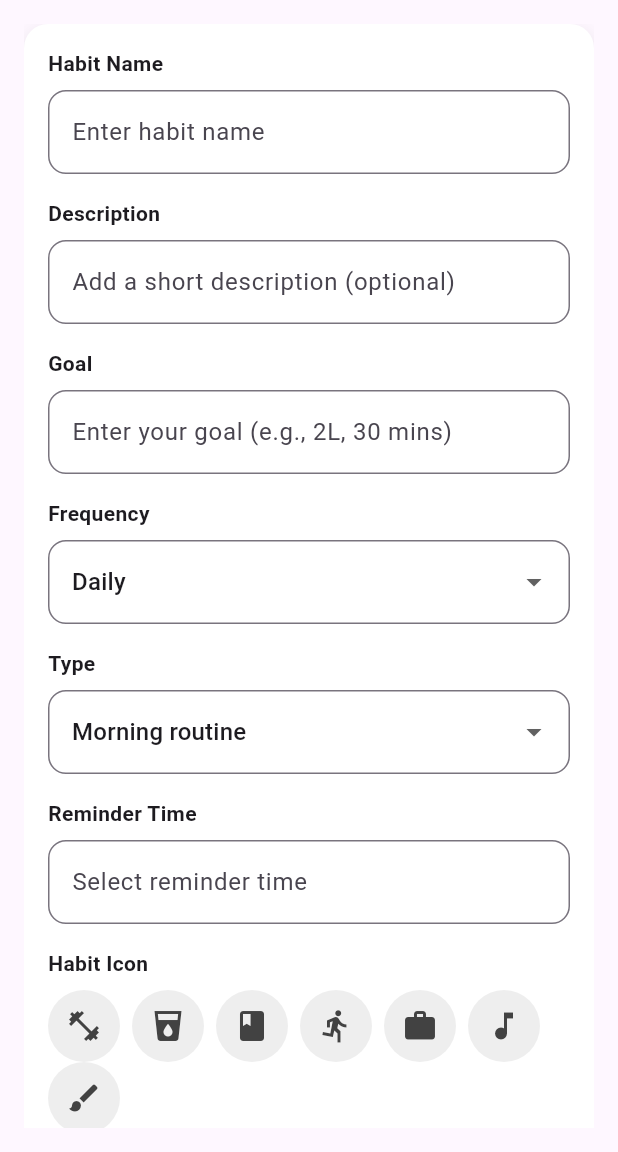
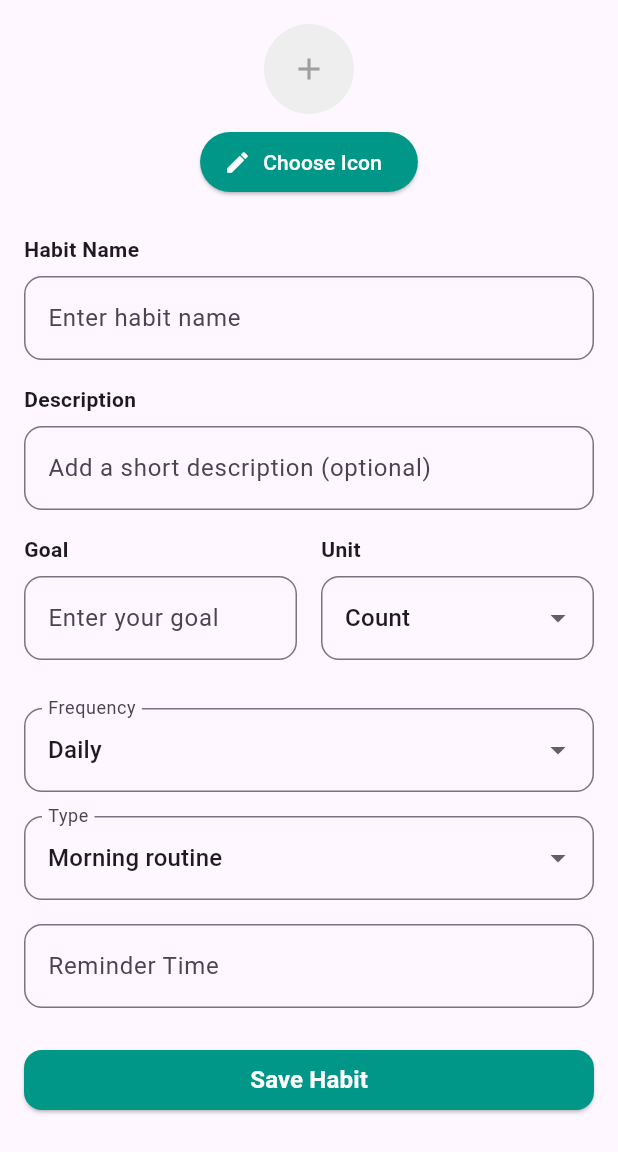
Before and after one commit to gregaspan/recur, a Flutter app: the AddHabitScreen screen opened directly, on a phone screen of 412 x 824 dp, the part 84-1236 px from its top. Run offline on Flutter 3.47's test engine with Material 3 defaults, Android fonts, the phone set to English and light mode, and no system bars; our stand-ins replace cloud_firestore, firebase_core, fl_chart, table_calendar; accounts and stored records are empty.

Commit message:
detailed habits, updated add habits, read progress from database

```diff
--- a/recur_application/lib/screens/add_habit_screen.dart
+++ b/recur_application/lib/screens/add_habit_screen.dart
@@ -1,6 +1,8 @@
 import 'package:flutter/material.dart';
 import 'package:cloud_firestore/cloud_firestore.dart';
 import 'package:uuid/uuid.dart';
+import 'package:recur_application/widgets/timer_picker_widget.dart';
+import 'package:recur_application/widgets/icon_picker.dart';
 
 class AddHabitScreen extends StatefulWidget {
   @override
@@ -11,12 +13,15 @@ class _AddHabitScreenState extends State<AddHabitScreen> {
   final TextEditingController habitNameController = TextEditingController();
   final TextEditingController descriptionController = TextEditingController();
   final TextEditingController goalController = TextEditingController();
+  final TextEditingController customUnitController = TextEditingController();
+  String selectedUnit = 'Count'; // Default unit
   TimeOfDay? selectedReminderTime;
   String selectedFrequency = 'Daily'; // Default frequency
   String selectedType = 'Morning routine'; // Default type
   IconData? selectedIcon; // Selected icon for the habit
 
-  final List<String> frequencies = ['Daily', 'Weekly', 'Monthly'];
+  final List<String> units = ['Count', 'Time', 'Custom'];
+  final List<String> frequencies = ['Daily', 'Weekly', 'Monthly', 'Yearly'];
   final List<String> types = [
     'Morning routine',
     'Exercise',
@@ -25,16 +30,6 @@ class _AddHabitScreenState extends State<AddHabitScreen> {
     'Other'
   ];
 
-  // Predefined icons for selection
-  final List<IconData> habitIcons = [
-    Icons.fitness_center,
-    Icons.local_drink,
-    Icons.book,
-    Icons.directions_run,
-    Icons.work,
-    Icons.music_note,
-    Icons.brush,
-  ];
 
   // Function to open the TimePicker
   Future<void> _selectReminderTime() async {
@@ -54,6 +49,7 @@ class _AddHabitScreenState extends State<AddHabitScreen> {
     String habitName = habitNameController.text.trim();
     String description = descriptionController.text.trim();
     String goal = goalController.text.trim();
+    String unit = selectedUnit == 'Custom' ? customUnitController.text.trim() : selectedUnit;
     String frequency = selectedFrequency;
     String type = selectedType;
     String reminderTime = selectedReminderTime != null
@@ -61,28 +57,29 @@ class _AddHabitScreenState extends State<AddHabitScreen> {
         : "No reminder set";
     IconData? icon = selectedIcon;
 
-  if (habitName.isEmpty) {
-    // Validate habit name
+    if (habitName.isEmpty || goal.isEmpty || unit.isEmpty) {
+      // Validate habit name, goal, and unit
       ScaffoldMessenger.of(context).showSnackBar(
-      SnackBar(content: Text("Habit name cannot be empty!")),
+        SnackBar(content: Text("Habit name, goal, and unit cannot be empty!")),
       );
       return;
     }
 
-  // Generiraj edinstven ID
-  String uniqueId = Uuid().v4(); // Ustvari UUID
+    // Generate unique ID
+    String uniqueId = Uuid().v4();
 
     try {
       // Add to Firestore collection with custom ID
       await FirebaseFirestore.instance.collection('habits').doc(uniqueId).set({
-      'id': uniqueId, // Shrani ID tudi v dokument
+        'id': uniqueId,
         'name': habitName,
         'description': description,
-      'goal': goal,
+        'goal': goal, // Goal stored as number
+        'unit': unit, // Unit (Count, Time, or Custom)
         'frequency': frequency,
         'type': type,
         'reminderTime': reminderTime,
-      'icon': icon != null ? icon.codePoint : null, // Shrani Unicode ikone
+        'icon': icon != null ? icon.codePoint : null,
         'createdAt': Timestamp.now(),
       });
 
@@ -91,7 +88,6 @@ class _AddHabitScreenState extends State<AddHabitScreen> {
         SnackBar(content: Text("Habit successfully added!")),
       );
 
-    // Close the screen
       Navigator.pop(context);
     } catch (e) {
       print("Error saving habit: $e");
@@ -116,148 +112,170 @@ class _AddHabitScreenState extends State<AddHabitScreen> {
     ),
     body: Padding(
       padding: const EdgeInsets.all(16.0),
-        child: Center(
       child: SingleChildScrollView(
-            child: Container(
-              decoration: BoxDecoration(
-                color: Colors.white,
-                borderRadius: BorderRadius.circular(16.0),
-                boxShadow: [
-                  BoxShadow(
-                    color: Colors.black.withOpacity(0.1),
-                    blurRadius: 10,
-                    offset: Offset(0, 5),
-                  ),
-                ],
-              ),
-              padding: EdgeInsets.all(16.0),
         child: Column(
           crossAxisAlignment: CrossAxisAlignment.start,
           children: [
-                  // Habit Name
-                  Text("Habit Name", style: TextStyle(fontWeight: FontWeight.bold)),
+            // Icon Selection at the top
+            Center(
+              child: Column(
+                children: [
+                  if (selectedIcon != null)
+                    Icon(
+                      selectedIcon,
+                      size: 60,
+                      color: Colors.teal,
+                    )
+                  else
+                    Container(
+                      height: 60,
+                      width: 60,
+                      decoration: BoxDecoration(
+                        color: Colors.grey[200],
+                        shape: BoxShape.circle,
+                      ),
+                      child: Icon(Icons.add, color: Colors.grey),
+                    ),
                   SizedBox(height: 8),
-                  TextField(
-                    controller: habitNameController,
-                    decoration: InputDecoration(
-                      hintText: "Enter habit name",
-                      border: OutlineInputBorder(borderRadius: BorderRadius.circular(12.0)),
-                    ),
-                  ),
-                  SizedBox(height: 16),
-
-                  // Description
-                  Text("Description", style: TextStyle(fontWeight: FontWeight.bold)),
-                  SizedBox(height: 8),
-                  TextField(
-                    controller: descriptionController,
-                    decoration: InputDecoration(
-                      hintText: "Add a short description (optional)",
-                      border: OutlineInputBorder(borderRadius: BorderRadius.circular(12.0)),
-                    ),
-                  ),
-                  SizedBox(height: 16),
-
-                  // Goal
-                  Text("Goal", style: TextStyle(fontWeight: FontWeight.bold)),
-                  SizedBox(height: 8),
-                  TextField(
-                    controller: goalController,
-                    decoration: InputDecoration(
-                      hintText: "Enter your goal (e.g., 2L, 30 mins)",
-                      border: OutlineInputBorder(borderRadius: BorderRadius.circular(12.0)),
-                    ),
-                  ),
-                  SizedBox(height: 16),
-
-                  // Frequency
-                  Text("Frequency", style: TextStyle(fontWeight: FontWeight.bold)),
-                  SizedBox(height: 8),
-                  DropdownButtonFormField<String>(
-                    value: selectedFrequency,
-                    onChanged: (value) {
-                      setState(() {
-                        selectedFrequency = value!;
-                      });
-                    },
-                    items: frequencies.map((frequency) {
-                      return DropdownMenuItem(
-                        value: frequency,
-                        child: Text(frequency),
-                      );
-                    }).toList(),
-                    decoration: InputDecoration(
-                      border: OutlineInputBorder(borderRadius: BorderRadius.circular(12.0)),
-                    ),
-                  ),
-                  SizedBox(height: 16),
-
-                  // Type
-                  Text("Type", style: TextStyle(fontWeight: FontWeight.bold)),
-                  SizedBox(height: 8),
-                  DropdownButtonFormField<String>(
-                    value: selectedType,
-                    onChanged: (value) {
-                      setState(() {
-                        selectedType = value!;
-                      });
-                    },
-                    items: types.map((type) {
-                      return DropdownMenuItem(
-                        value: type,
-                        child: Text(type),
-                      );
-                    }).toList(),
-                    decoration: InputDecoration(
-                      border: OutlineInputBorder(borderRadius: BorderRadius.circular(12.0)),
-                    ),
-                  ),
-                  SizedBox(height: 16),
-
-                  // Reminder Time
-                  Text("Reminder Time", style: TextStyle(fontWeight: FontWeight.bold)),
-                  SizedBox(height: 8),
-                  GestureDetector(
-                    onTap: _selectReminderTime,
-                    child: TextField(
-                      readOnly: true,
-                      onTap: _selectReminderTime,
-                      decoration: InputDecoration(
-                        hintText: selectedReminderTime != null
-                            ? selectedReminderTime!.format(context)
-                            : "Select reminder time",
-                        border: OutlineInputBorder(borderRadius: BorderRadius.circular(12.0)),
-                      ),
-                    ),
-                  ),
-                  SizedBox(height: 16),
-
-                  // Icon Selection
-                  Text("Habit Icon", style: TextStyle(fontWeight: FontWeight.bold)),
-                  SizedBox(height: 8),
-                  Wrap(
-                    spacing: 8,
-                    children: habitIcons.map((icon) {
-                      return GestureDetector(
-                        onTap: () {
+                  ElevatedButton.icon(
+                    onPressed: () {
+                      showDialog(
+                        context: context,
+                        builder: (context) => IconPicker(
+                          onIconSelected: (icon) {
                             setState(() {
                               selectedIcon = icon;
                             });
                           },
-                        child: Container(
-                          decoration: BoxDecoration(
-                            color: selectedIcon == icon ? Colors.teal : Colors.grey[200],
-                            shape: BoxShape.circle,
-                          ),
-                          padding: EdgeInsets.all(12.0),
-                          child: Icon(icon,
-                              color: selectedIcon == icon
-                                  ? Colors.white
-                                  : Colors.grey[800]),
                         ),
                       );
+                    },
+                    icon: Icon(Icons.edit),
+                    label: Text("Choose Icon"),
+                    style: ElevatedButton.styleFrom(
+                      backgroundColor: Colors.teal,
+                      foregroundColor: Colors.white,
+                    ),
+                  ),
+                ],
+              ),
+            ),
+            SizedBox(height: 24),
+
+            // Habit Name
+            _buildInputField("Habit Name", habitNameController, "Enter habit name"),
+            SizedBox(height: 16),
+
+            // Description
+            _buildInputField(
+                "Description", descriptionController, "Add a short description (optional)"),
+            SizedBox(height: 16),
+
+            // Goal and Unit
+            Row(
+              crossAxisAlignment: CrossAxisAlignment.start,
+              children: [
+                Expanded(
+                  child: Column(
+                    crossAxisAlignment: CrossAxisAlignment.start,
+                    children: [
+                      Text("Goal", style: TextStyle(fontWeight: FontWeight.bold)),
+                      SizedBox(height: 8),
+                      GestureDetector(
+                        onTap: () {
+                          if (selectedUnit == 'Time') {
+                            showDialog(
+                              context: context,
+                              builder: (context) => TimerPickerWidget(
+                                onTimeSelected: (time) {
+                                  setState(() {
+                                    goalController.text = time;
+                                  });
+                                },
+                              ),
+                            );
+                          }
+                        },
+                        child: AbsorbPointer(
+                          absorbing: selectedUnit == 'Time',
+                          child: TextField(
+                            controller: goalController,
+                            keyboardType: selectedUnit == 'Time'
+                                ? TextInputType.text
+                                : TextInputType.number,
+                            decoration: InputDecoration(
+                              hintText: selectedUnit == 'Time'
+                                  ? "Tap to set duration"
+                                  : "Enter your goal",
+                              border: OutlineInputBorder(
+                                borderRadius: BorderRadius.circular(12.0),
+                              ),
+                            ),
+                          ),
+                        ),
+                      ),
+                    ],
+                  ),
+                ),
+                SizedBox(width: 16),
+                Expanded(
+                  child: Column(
+                    crossAxisAlignment: CrossAxisAlignment.start,
+                    children: [
+                      Text("Unit", style: TextStyle(fontWeight: FontWeight.bold)),
+                      SizedBox(height: 8),
+                      DropdownButtonFormField<String>(
+                        value: selectedUnit,
+                        onChanged: (value) {
+                          setState(() {
+                            selectedUnit = value!;
+                            if (selectedUnit != 'Time') {
+                              goalController.clear();
+                            }
+                          });
+                        },
+                        items: units.map((unit) {
+                          return DropdownMenuItem(
+                            value: unit,
+                            child: Text(unit),
+                          );
                         }).toList(),
+                        decoration: InputDecoration(
+                          border: OutlineInputBorder(
+                            borderRadius: BorderRadius.circular(12.0),
                           ),
+                        ),
+                      ),
+                    ],
+                  ),
+                ),
+              ],
+            ),
+            SizedBox(height: 16),
+
+            // Custom Unit Input
+            if (selectedUnit == 'Custom')
+              _buildInputField("Custom Unit", customUnitController, "Enter your custom unit"),
+            SizedBox(height: 16),
+
+            // Frequency
+            _buildDropdownField("Frequency", frequencies, selectedFrequency, (value) {
+              setState(() {
+                selectedFrequency = value!;
+              });
+            }),
+            SizedBox(height: 16),
+
+            // Type
+            _buildDropdownField("Type", types, selectedType, (value) {
+              setState(() {
+                selectedType = value!;
+              });
+            }),
+            SizedBox(height: 16),
+
+            // Reminder Time
+            _buildTimePicker(),
             SizedBox(height: 24),
 
             // Save Button
@@ -280,6 +298,60 @@ class _AddHabitScreenState extends State<AddHabitScreen> {
         ),
       ),
     ),
+  );
+}
+
+  Widget _buildInputField(String label, TextEditingController controller, String hint) {
+    return Column(
+      crossAxisAlignment: CrossAxisAlignment.start,
+      children: [
+        Text(label, style: TextStyle(fontWeight: FontWeight.bold)),
+        SizedBox(height: 8),
+        TextField(
+          controller: controller,
+          decoration: InputDecoration(
+            hintText: hint,
+            border: OutlineInputBorder(borderRadius: BorderRadius.circular(12.0)),
+          ),
+        ),
+      ],
+    );
+  }
+
+  Widget _buildNumberInputField(String label, TextEditingController controller, String hint) {
+    return _buildInputField(
+      label,
+      controller,
+      hint,
+    );
+  }
+
+  Widget _buildDropdownField(String label, List<String> items, String value, Function(String?) onChanged) {
+    return DropdownButtonFormField<String>(
+      value: value,
+      onChanged: onChanged,
+      items: items.map((item) {
+        return DropdownMenuItem(value: item, child: Text(item));
+      }).toList(),
+      decoration: InputDecoration(
+        labelText: label,
+        border: OutlineInputBorder(borderRadius: BorderRadius.circular(12.0)),
+      ),
+    );
+  }
+
+  Widget _buildTimePicker() {
+    return GestureDetector(
+      onTap: _selectReminderTime,
+      child: TextField(
+        readOnly: true,
+        onTap: _selectReminderTime,
+        decoration: InputDecoration(
+          labelText: "Reminder Time",
+          hintText: selectedReminderTime != null
+              ? selectedReminderTime!.format(context)
+              : "Select reminder time",
+          border: OutlineInputBorder(borderRadius: BorderRadius.circular(12.0)),
         ),
       ),
     );
```
Also changed, not shown: recur_application/lib/screens/habit_detail_screen.dart (+53 -31 lines), recur_application/lib/widgets/icon_picker.dart (added, +150 -0 lines), recur_application/lib/widgets/timer_picker_widget.dart (added, +118 -0 lines). Lines whose indentation alone changed are shown as unchanged.
